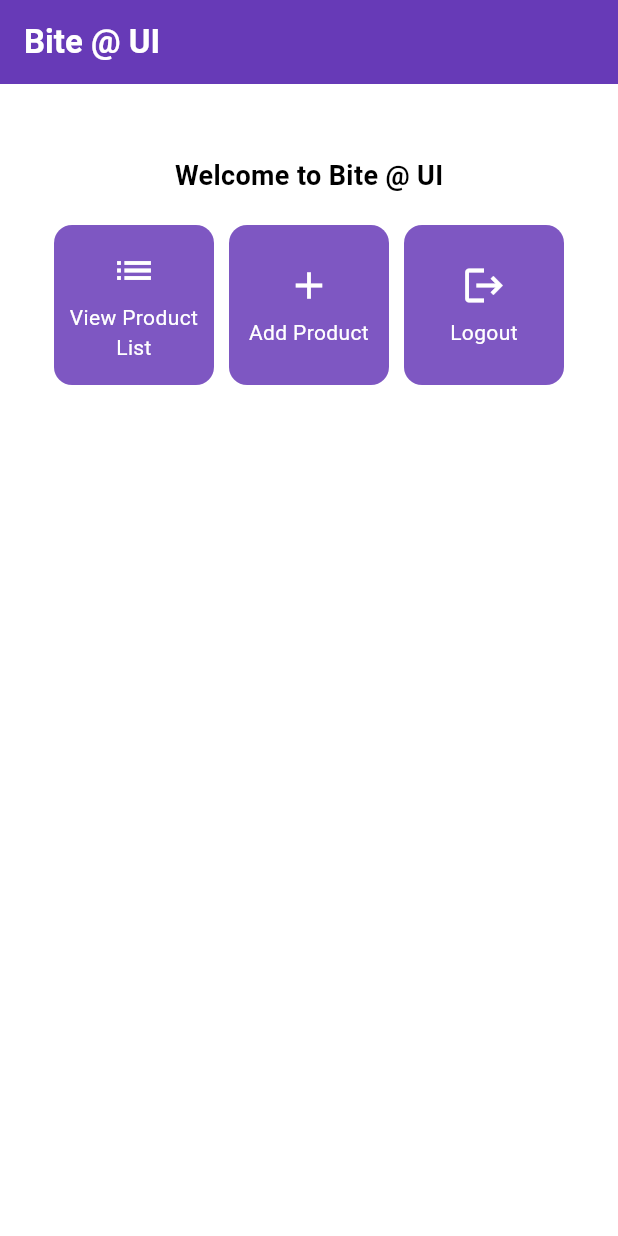
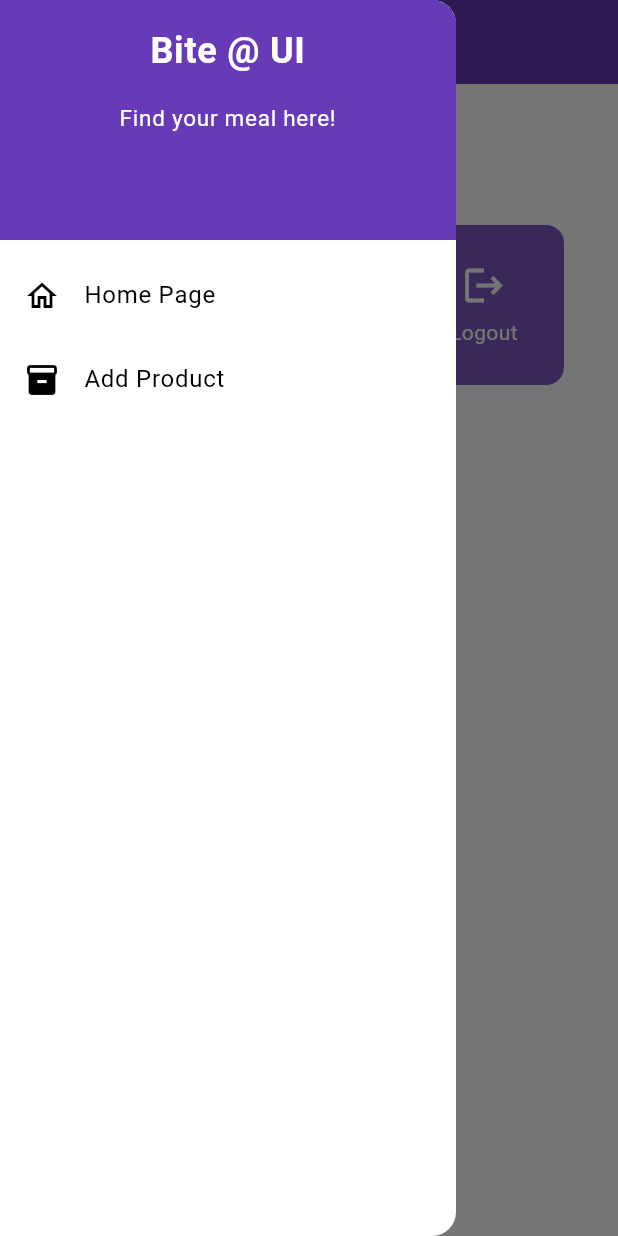
Before and after one commit to muzkii/final-project-PBP-group-K7, a Flutter app: the screen it shows after launch, with the side drawer open (before the commit the screen has no drawer), on a phone screen of 412 x 824 dp. Run offline on Flutter 3.47's test engine with Material 3 defaults, Android fonts, the phone set to English and light mode, and no system bars.

Commit message:
added a simple left drawer from tutorial 7

```diff
--- a/lib/menu.dart
+++ b/lib/menu.dart
@@ -1,4 +1,5 @@
 import 'package:flutter/material.dart';
+import 'widgets/left_drawer.dart';
 
 class MyHomePage extends StatelessWidget {
 
@@ -25,7 +26,10 @@ class MyHomePage extends StatelessWidget {
         ),
         // The background color of the AppBar is obtained from the application theme color scheme.
         backgroundColor: Theme.of(context).colorScheme.primary,
+        iconTheme: const IconThemeData(color: Colors.white),
       ),
+      // Add drawer as a parameter value for the drawer attribute of the Scaffold widget
+      drawer: const LeftDrawer(),
       // Body of the page with paddings around it.
       body: Padding(
         padding: const EdgeInsets.all(16.0),
--- /dev/null
+++ b/lib/widgets/left_drawer.dart
@@ -0,0 +1,67 @@
+import 'package:flutter/material.dart';
+import '../menu.dart';
+import '../product_form.dart';
+
+class LeftDrawer extends StatelessWidget {
+  const LeftDrawer({super.key});
+
+  @override
+  Widget build(BuildContext context) {
+    return Drawer(
+      child: ListView(
+        children: [
+          DrawerHeader(
+            decoration: BoxDecoration(
+              color: Theme.of(context).colorScheme.primary,
+            ),
+            child: const Column(
+              children: [
+                Text(
+                  'Bite @ UI',
+                  textAlign: TextAlign.center,
+                  style: TextStyle(
+                    fontSize: 24,
+                    fontWeight: FontWeight.bold,
+                    color: Colors.white,
+                  ),
+                ),
+                Padding(padding: EdgeInsets.all(8)),
+                Text(
+                  "Find your meal here!",
+                  textAlign: TextAlign.center,
+                  style: TextStyle(
+                    fontSize: 15,
+                    color: Colors.white,
+                  ),
+                ),
+              ],
+            ),
+          ),
+          ListTile(
+            leading: const Icon(Icons.home_outlined),
+            title: const Text('Home Page'),
+            // Redirection part to MyHomePage
+            onTap: () {
+              Navigator.pushReplacement(
+                  context,
+                  MaterialPageRoute(
+                    builder: (context) => MyHomePage(),
+                  ));
+            },
+          ),
+          ListTile(
+            leading: const Icon(Icons.inventory),
+            title: const Text('Add Product'),
+            // Redirection part to ProductFormPage
+            onTap: () {
+              Navigator.pushReplacement(
+                context,
+                MaterialPageRoute(builder: (context) => const ProductFormPage()),
+              );
+            },
+          ),
+        ],
+      ),
+    );
+  }
+}
```
Also changed, not shown: lib/product_form.dart (added, +34 -0 lines).
